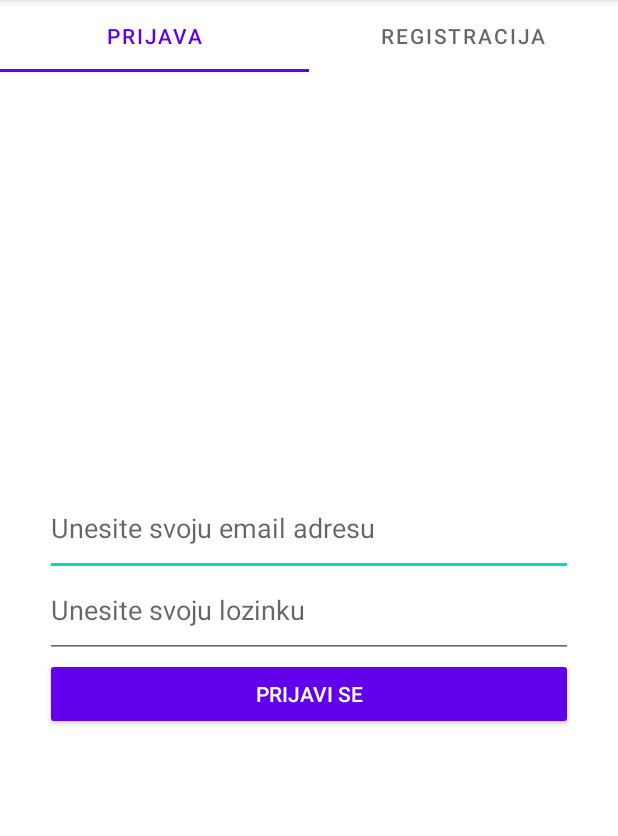
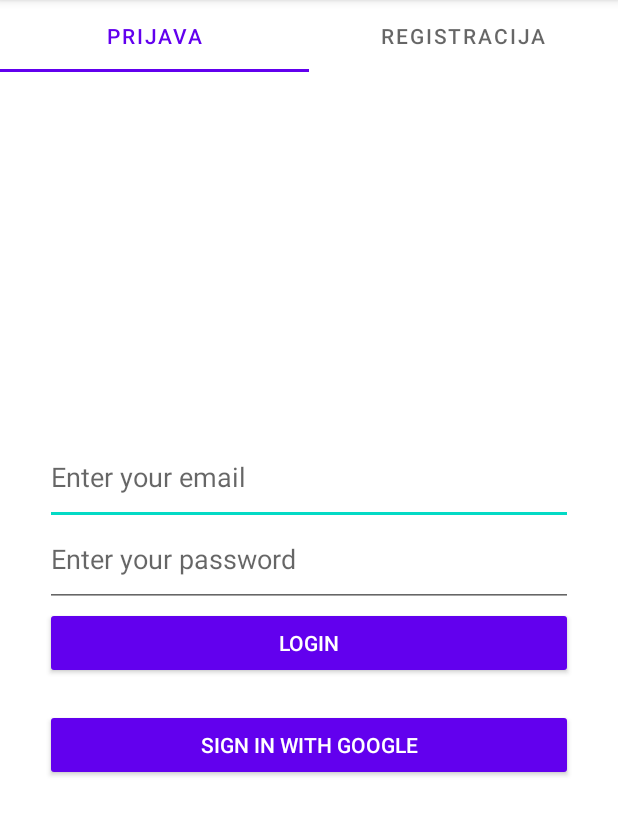
Before and after one commit to andrijasoldo1/NRAMU-vjezbe, an Android app: the screen it shows after launch (MainActivity), on a phone screen of 412 x 824 dp, the part 84-920 px from its top. Run offline under Robolectric (Android 15) with nearby library versions, the phone set to English and light mode, and no system bars; our stand-ins replace Firebase (no records; nobody signed in at launch, a user with empty details on screens opened directly).

Commit message:
updated login

```diff
--- a/app/src/main/java/ba/sum/fsre/mymath/fragments/LoginFragment.java
+++ b/app/src/main/java/ba/sum/fsre/mymath/fragments/LoginFragment.java
@@ -12,47 +12,99 @@ import android.widget.Toast;
 import androidx.annotation.NonNull;
 import androidx.fragment.app.Fragment;
 
-import com.google.android.gms.tasks.OnCompleteListener;
+import com.google.android.gms.auth.api.signin.GoogleSignIn;
+import com.google.android.gms.auth.api.signin.GoogleSignInAccount;
+import com.google.android.gms.auth.api.signin.GoogleSignInClient;
+import com.google.android.gms.auth.api.signin.GoogleSignInOptions;
+import com.google.android.gms.common.api.ApiException;
 import com.google.android.gms.tasks.Task;
-import com.google.firebase.auth.AuthResult;
+import com.google.firebase.auth.AuthCredential;
 import com.google.firebase.auth.FirebaseAuth;
+import com.google.firebase.auth.FirebaseUser;
+import com.google.firebase.auth.GoogleAuthProvider;
 
 import ba.sum.fsre.mymath.DetailsActivity;
 import ba.sum.fsre.mymath.R;
 
 public class LoginFragment extends Fragment {
-    FirebaseAuth mAuth;
+    private FirebaseAuth mAuth;
+    private GoogleSignInClient mGoogleSignInClient;
+    private static final int RC_SIGN_IN = 9001;
 
     public LoginFragment() {
         super();
     }
 
-    public View onCreateView (LayoutInflater inflater, ViewGroup container, Bundle savedInstanceState){
+    @Override
+    public View onCreateView(LayoutInflater inflater, ViewGroup container, Bundle savedInstanceState) {
         View v = inflater.inflate(R.layout.fragment_login, container, false);
-        this.mAuth = FirebaseAuth.getInstance();
+
+        // Initialize Firebase Auth
+        mAuth = FirebaseAuth.getInstance();
+
+        // Configure Google Sign-In
+        GoogleSignInOptions gso = new GoogleSignInOptions.Builder(GoogleSignInOptions.DEFAULT_SIGN_IN)
+                .requestIdToken(getString(R.string.default_web_client_id)) // Web client ID from Firebase
+                .requestEmail()
+                .build();
+        mGoogleSignInClient = GoogleSignIn.getClient(getContext(), gso);
+
+        // Views
         EditText emailTxt = v.findViewById(R.id.emailTxt);
         EditText passwordTxt = v.findViewById(R.id.passwordTxt);
         Button loginBtn = v.findViewById(R.id.loginBtn);
+        Button googleSignInBtn = v.findViewById(R.id.googleSignInBtn);
 
-        loginBtn.setOnClickListener(new View.OnClickListener() {
-            @Override
-            public void onClick(View view) {
+        // Email/Password Login
+        loginBtn.setOnClickListener(view -> {
             String email = emailTxt.getText().toString();
             String password = passwordTxt.getText().toString();
-                mAuth.signInWithEmailAndPassword(email, password).addOnCompleteListener(new OnCompleteListener<AuthResult>() {
-                    @Override
-                    public void onComplete(@NonNull Task<AuthResult> task) {
-                        if(task.isSuccessful()){
+            mAuth.signInWithEmailAndPassword(email, password).addOnCompleteListener(task -> {
+                if (task.isSuccessful()) {
                     Toast.makeText(v.getContext(), "Login successful", Toast.LENGTH_SHORT).show();
-                            Intent intent = new Intent(v.getContext(), DetailsActivity.class);
-                            startActivity(intent);
+                    startActivity(new Intent(v.getContext(), DetailsActivity.class));
                 } else {
                     Toast.makeText(v.getContext(), "Login failed", Toast.LENGTH_SHORT).show();
                 }
+            });
+        });
+
+        // Google Sign-In Button
+        googleSignInBtn.setOnClickListener(view -> signInWithGoogle());
+
+        return v;
+    }
+
+    private void signInWithGoogle() {
+        Intent signInIntent = mGoogleSignInClient.getSignInIntent();
+        startActivityForResult(signInIntent, RC_SIGN_IN);
+    }
+
+    @Override
+    public void onActivityResult(int requestCode, int resultCode, Intent data) {
+        super.onActivityResult(requestCode, resultCode, data);
+
+        if (requestCode == RC_SIGN_IN) {
+            Task<GoogleSignInAccount> task = GoogleSignIn.getSignedInAccountFromIntent(data);
+            try {
+                GoogleSignInAccount account = task.getResult(ApiException.class);
+                firebaseAuthWithGoogle(account.getIdToken());
+            } catch (ApiException e) {
+                Toast.makeText(getContext(), "Google Sign-In failed.", Toast.LENGTH_SHORT).show();
+            }
+        }
+    }
+
+    private void firebaseAuthWithGoogle(String idToken) {
+        AuthCredential credential = GoogleAuthProvider.getCredential(idToken, null);
+        mAuth.signInWithCredential(credential).addOnCompleteListener(getActivity(), task -> {
+            if (task.isSuccessful()) {
+                FirebaseUser user = mAuth.getCurrentUser();
+                Toast.makeText(getContext(), "Welcome " + (user != null ? user.getDisplayName() : ""), Toast.LENGTH_SHORT).show();
+                startActivity(new Intent(getContext(), DetailsActivity.class));
+            } else {
+                Toast.makeText(getContext(), "Authentication Failed.", Toast.LENGTH_SHORT).show();
             }
         });
     }
-        });
-        return v;
 }
-}
--- a/app/src/main/res/layout/fragment_login.xml
+++ b/app/src/main/res/layout/fragment_login.xml
@@ -1,10 +1,9 @@
 <?xml version="1.0" encoding="utf-8"?>
-<androidx.constraintlayout.widget.ConstraintLayout xmlns:android="http://schemas.android.com/apk/res/android"
+<androidx.constraintlayout.widget.ConstraintLayout
+    xmlns:android="http://schemas.android.com/apk/res/android"
     xmlns:app="http://schemas.android.com/apk/res-auto"
-    xmlns:tools="http://schemas.android.com/tools"
     android:layout_width="match_parent"
-    android:layout_height="match_parent"
-    tools:context=".MainActivity">
+    android:layout_height="match_parent">
 
     <LinearLayout
         android:layout_width="0dp"
@@ -22,7 +21,7 @@
             android:layout_width="match_parent"
             android:layout_height="wrap_content"
             android:ems="10"
-            android:hint="Unesite svoju email adresu"
+            android:hint="Enter your email"
             android:inputType="textEmailAddress"
             android:paddingBottom="20dp" />
 
@@ -32,7 +31,7 @@
             android:layout_width="match_parent"
             android:layout_height="wrap_content"
             android:ems="10"
-            android:hint="Unesite svoju lozinku"
+            android:hint="Enter your password"
             android:inputType="textPassword"
             android:paddingBottom="20dp" />
 
@@ -41,7 +40,16 @@
             style="@style/Widget.AppCompat.Button"
             android:layout_width="match_parent"
             android:layout_height="wrap_content"
-            android:text="Prijavi se" />
+            android:text="Login" />
+
+        <Button
+            android:id="@+id/googleSignInBtn"
+            style="@style/Widget.AppCompat.Button"
+            android:layout_width="match_parent"
+            android:layout_height="wrap_content"
+            android:text="Sign in with Google"
+            android:layout_marginTop="20dp" />
 
     </LinearLayout>
+
 </androidx.constraintlayout.widget.ConstraintLayout>
--- a/app/src/main/res/values/strings.xml
+++ b/app/src/main/res/values/strings.xml
@@ -12,4 +12,6 @@
     <string name="add_new_case">Add New Case</string>
     <string name="loading_cases">Loading cases...</string>
     <string name="error_loading_cases">Error loading cases. Please try again.</string>
+    <string name="default_web_client_id">204243413508-h6staorueijvuupprmvvcgvu8j41lltj.apps.googleusercontent.com</string>
+
 </resources>
```
Also changed, not shown: app/build.gradle (+16 -3 lines), 1 other file. Lines whose indentation alone changed are shown as unchanged.
